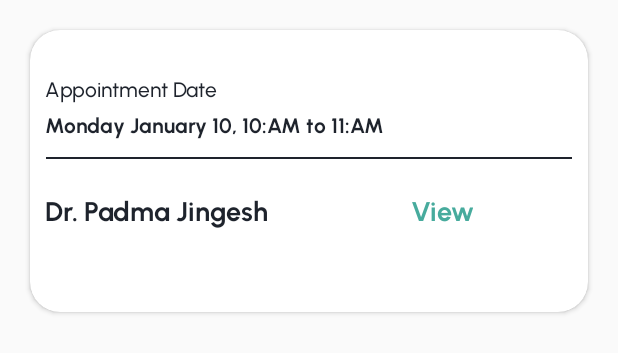
After one commit to JanTalanay/HartCheckMobile, an Android app: the layout doctor_item.xml on its own in the app's theme, with its tools: preview values and no code run, on a phone screen of 412 x 824 dp. The commit adds this screen. Shown: the top 353 px of the screen. Run offline under Robolectric (Android 15) with nearby library versions, the phone set to English and light mode, and no system bars.

Commit message:
Added View Appointments UI

```diff
--- a/app/src/main/AndroidManifest.xml
+++ b/app/src/main/AndroidManifest.xml
@@ -20,7 +20,7 @@
         android:theme="@style/Theme.HartCheck"
         tools:targetApi="31">
         <activity
-            android:name=".NavActivity"
+            android:name=".BugReportActivity"
             android:exported="false">
         </activity>
         <activity
@@ -63,7 +63,7 @@
             android:name=".FAQ"
             android:exported="false" />
         <activity
-            android:name=".BugReportActivity"
+            android:name=".NavActivity"
             android:exported="false" />
         <activity
             android:name=".ConfirmActivity"
--- /dev/null
+++ b/app/src/main/java/com/example/hartcheck/Data/DocData.kt
@@ -0,0 +1,3 @@
+package com.example.hartcheck.Data
+
+data class DocData(val name: String, val appointmentDate: String)
--- /dev/null
+++ b/app/src/main/res/layout/doctor_item.xml
@@ -0,0 +1,73 @@
+<?xml version="1.0" encoding="utf-8"?>
+<androidx.cardview.widget.CardView
+    xmlns:android="http://schemas.android.com/apk/res/android"
+    android:layout_width="match_parent"
+    android:layout_height="wrap_content"
+    xmlns:app="http://schemas.android.com/apk/res-auto"
+    app:cardBackgroundColor="@color/white"
+    app:cardCornerRadius="20dp"
+    android:layout_marginHorizontal="20dp"
+    android:layout_marginTop="20dp"
+    android:layout_marginBottom="20dp">
+
+    <TableLayout
+        android:id="@+id/doctorLayout"
+        android:layout_width="match_parent"
+        android:layout_height="match_parent"
+        android:layout_margin="10dp">
+
+        <TextView
+            android:layout_marginTop="20dp"
+            android:text="@string/p_appointment_date"
+            android:fontFamily="@font/font_urbanist_medium"
+            android:textColor="@color/primary_black" />
+        <TextView
+            android:id="@+id/txt_appointment_date"
+            android:layout_marginTop="5dp"
+            android:text="Monday January 10, 10:AM to 11:AM "
+            android:fontFamily="@font/font_urbanist_bold"
+            android:textColor="@color/primary_black"
+            />
+        <ImageView
+            android:layout_width="50dp"
+            android:layout_height="5dp"
+            android:layout_marginTop="10dp"
+            app:srcCompat="@drawable/line" />
+
+        <TableRow
+            android:layout_width="match_parent"
+            android:layout_height="match_parent"
+            android:layout_marginTop="20dp">
+
+            <TextView
+                android:id="@+id/txt_doc_name"
+                android:layout_column="0"
+                android:textSize="18sp"
+                android:text="Dr. Padma Jingesh"
+                android:layout_marginRight="5dp"
+                android:layout_width="160dp"
+                android:layout_height="70dp"
+                android:fontFamily="@font/font_urbanist_bold"
+                android:textColor="@color/primary_black" />
+
+            <TextView
+                android:id="@+id/txt_doc_view"
+                android:layout_column="1"
+                android:textSize="18sp"
+                android:layout_width="120dp"
+                android:layout_height="70dp"
+                android:text="@string/p_view"
+                android:gravity="end"
+                android:fontFamily="@font/font_urbanist_bold"
+                android:textColor="@color/primary_teal" />
+
+
+
+        </TableRow>
+
+
+    </TableLayout>
+
+
+
+</androidx.cardview.widget.CardView>
--- a/app/src/main/res/values/strings.xml
+++ b/app/src/main/res/values/strings.xml
@@ -108,8 +108,11 @@
     <string name="p_delete_acc">Are you sure you want to Delete your account?</string>
     <string name="p_delete">Are you sure you want to delete?</string>
     <string name="p_booking_success">Thank you for booking</string>
+    <string name="p_no_appointment">You don\'t have any appointments today.</string>
     <string name="p_resched_modal">Are you sure you want to Reschedule?</string>
     <string name="p_cancel_modal">Are you sure you want to Cancel?</string>
+    <string name="p_appointment_date">Appointment Date</string>
+    <string name="p_view">View</string>
     <string name="p_resched_appointment">There was an overlapping with the scheduled date, if you want to see the new date please click on the button below, you may also opt to reschedule again.</string>
     <!--    links-->
     <string name="li_reg_now">Don’t have an account?</string>
```
Also changed, not shown: app/src/main/java/com/example/hartcheck/Adapter/ListAdapter.kt (added, +36 -0 lines), app/src/main/java/com/example/hartcheck/ConsultationFragment.kt (+25 -1 lines), app/src/main/res/layout/fragment_consultation.xml (+77 -2 lines).
